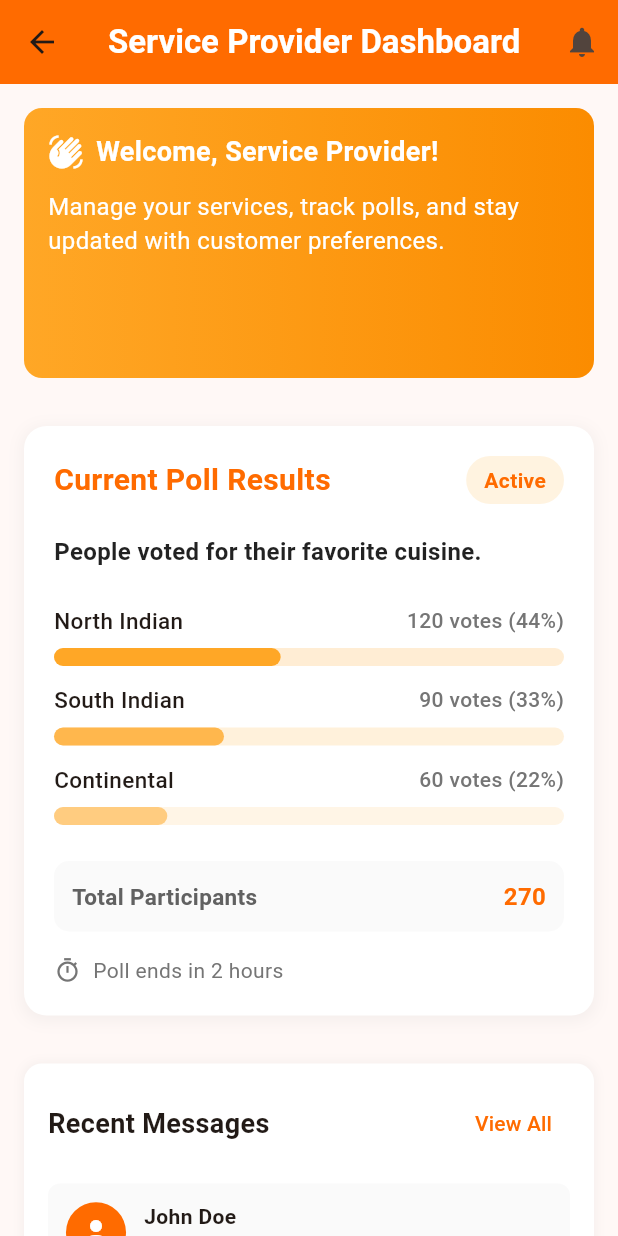
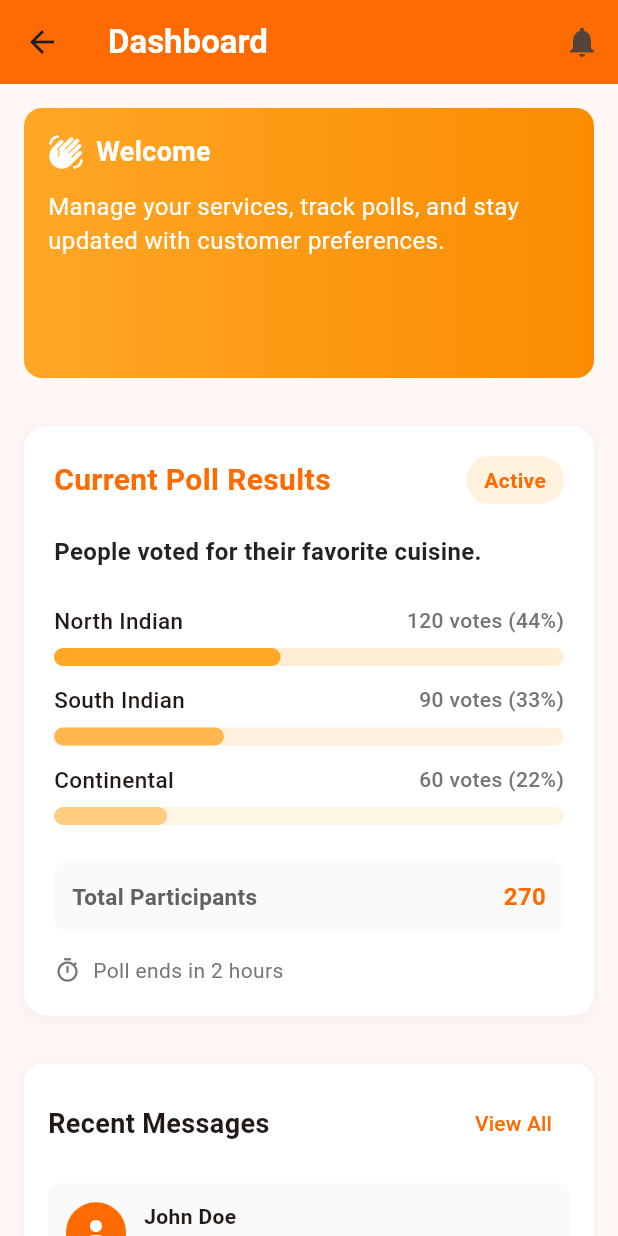
Before and after one commit to Param24-kh/Tiffin-Management, a Flutter app: the ServiceProviderHomePage screen opened directly with empty values, on a phone screen of 412 x 824 dp. Run offline on Flutter 3.47's test engine with Material 3 defaults, Android fonts, the phone set to English and light mode, and no system bars; our stand-ins replace fl_chart, lucide_icons, shared_preferences; accounts and stored records are empty.

Commit message:
Update welcome message to include userProfile centerName; simplify dashboard title

```diff
--- a/frontend/lib/src/serviceProvider/home_page.dart
+++ b/frontend/lib/src/serviceProvider/home_page.dart
@@ -243,11 +243,11 @@ class _ServiceProviderHomePageState extends State<ServiceProviderHomePage> {
         crossAxisAlignment: CrossAxisAlignment.start,
         children: [
           Row(
-            children: const [
+            children: [
               Icon(Icons.waving_hand, color: Colors.white),
               SizedBox(width: 8),
               Text(
-                'Welcome, Service Provider!',
+                'Welcome ${widget.userProfile.centerName}', // Update this line
                 style: TextStyle(
                   color: Colors.white,
                   fontSize: 18,
@@ -548,7 +548,7 @@ class _ServiceProviderHomePageState extends State<ServiceProviderHomePage> {
         backgroundColor: const Color(0xFFFF6B00),
         elevation: 0,
         title: const Text(
-          'Service Provider Dashboard',
+          'Dashboard',
           style: TextStyle(
             color: Colors.white,
             fontWeight: FontWeight.bold,
```
